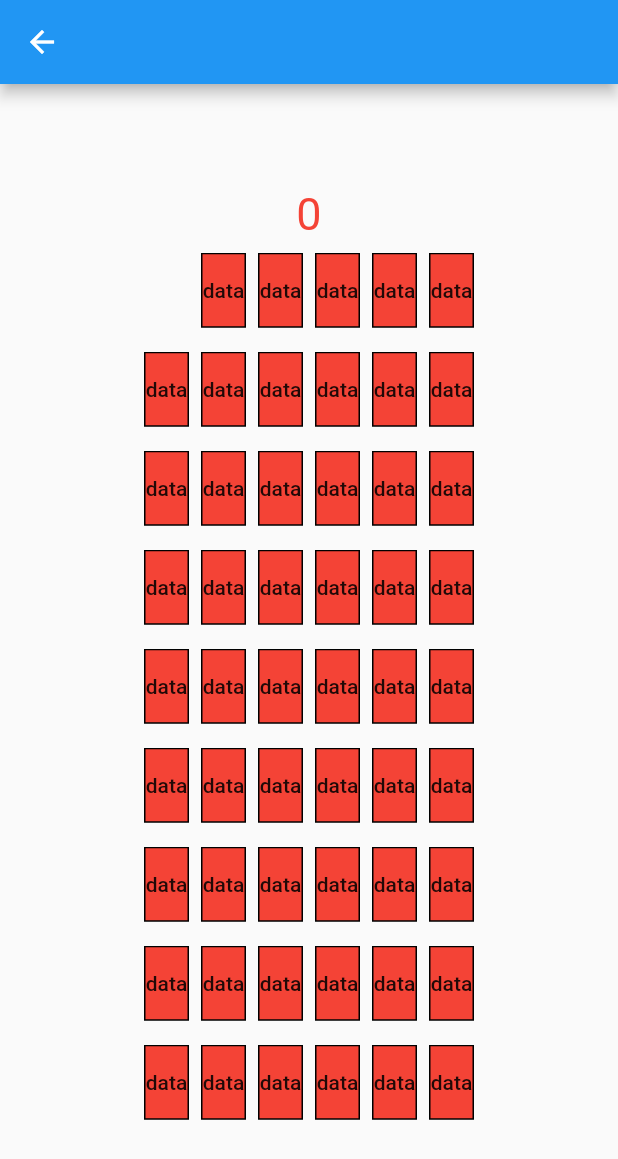
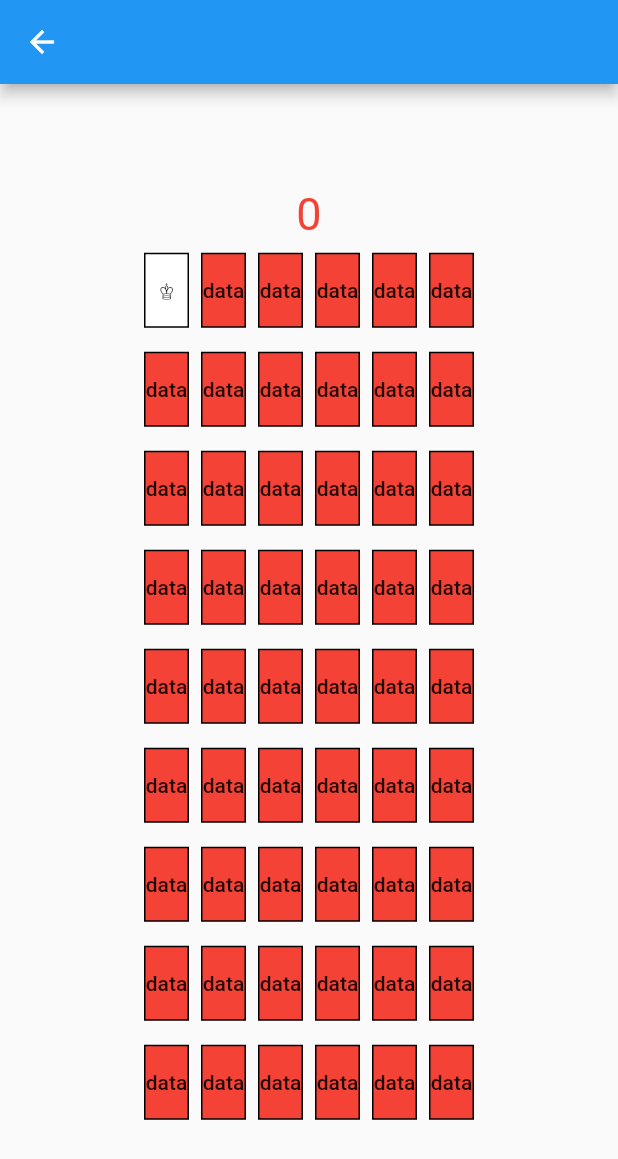
Before and after one commit to JAY1046622900/flutter_demo_test, a Flutter app: the gamePageHome screen opened directly, after a tap on "data", on a phone screen of 412 x 824 dp. Shown: the top 1159 px of the screen. Run offline on Flutter 3.47's test engine with Material 2 defaults, Android fonts, the phone set to English and light mode, and no system bars.

Commit message:
20210304 动画翻转

```diff
--- a/lib/configure_timer.dart
+++ b/lib/configure_timer.dart
@@ -94,17 +94,17 @@ class pokeData extends StatefulWidget {
 class pokeGenerationData extends State<pokeData> with TickerProviderStateMixin {
   AnimationController animationController, animationController1;
   RelativeRectTween rectTween;
-  var animation, animation1;
+  var animation;
 
   @override
   void initState() {
     _GenerationData();
-    animationController =
+   /* animationController =
         new AnimationController(duration: Duration(seconds: 1), vsync: this)
           ..addStatusListener((status) {
             //动画正向执行,正向执行结束后进行反向执行
             if (status == AnimationStatus.completed) {
-              animationController.reverse();
+              //animationController.reverse();
               //_isReversePhase = true;
             } //动画反向执行，反向执行结束后一次动画翻转周期结束。当前数字更新到最新的
             if (status == AnimationStatus.dismissed) {
@@ -112,9 +112,9 @@ class pokeGenerationData extends State<pokeData> with TickerProviderStateMixin {
               // animationController = false;
               // _stateNum += 1;
             }
-          });
+          });*/
     //animation = Tween(begin: 0.0, end: -12.0 * pi).animate(animationController);
-    rectTween = RelativeRectTween(
+   /* rectTween = RelativeRectTween(
       //初始位置设置
       begin: const RelativeRect.fromLTRB(
           //子widget 距父布局 left 10.0
@@ -140,7 +140,7 @@ class pokeGenerationData extends State<pokeData> with TickerProviderStateMixin {
 
     //关联 controller
     animation = rectTween.animate(animationController);
-    animation1 = Tween(begin: 1.0, end: 0.2).animate(animationController1);
+    animation1 = Tween(begin: 1.0, end: 0.2).animate(animationController1);*/
     super.initState();
   }
 
@@ -242,6 +242,19 @@ class pokeGenerationData extends State<pokeData> with TickerProviderStateMixin {
 
   bool click = false;
 
+
+  getMatrix4(String k){
+    if(keyBlMap[k]){
+      return Matrix4.identity()
+        ..setEntry(3, 2, .003)
+        ..rotateY(Tween(begin: .0, end: pi / 2).animate(animationMap[k]).value);
+    }else {
+      return Matrix4.identity()
+        ..rotateY(Tween(begin: pi / 2, end:.0 ).animate(animationMap[k]).value);
+    }
+
+
+  }
   List<Widget> _GenerationData1() {
     List<Widget> obList = [];
     obrList.clear();
@@ -265,7 +278,35 @@ class pokeGenerationData extends State<pokeData> with TickerProviderStateMixin {
             key: Key(k),
             textTheme: ButtonTextTheme.normal,
             padding: EdgeInsets.fromLTRB(0.0, 0.0, 0.0, 0.0),
-            child: SizeTransition(
+            child: new AnimatedBuilder(
+                animation: animationMap[k]..addStatusListener((status){
+                  print(k+'animationMap:'+animationMap[k].value.toString());
+                  if(animationMap[k].status == AnimationStatus.completed && keyBlMap[k]){
+                    setState(() {
+                      keyBlMap[k] = false;
+                      animationMap[k].forward();
+                    });
+                  }
+                }),
+                builder: (BuildContext context, Widget _widget) {
+                  return Transform(
+                      alignment: Alignment.topCenter,
+                      transform: getMatrix4(k),
+                      /* ..setEntry(3, 2, 0.001)
+                        ..rotateY(animation1.value),*/
+                      child: _widget);
+                },
+                child:  Container(
+                      decoration: BoxDecoration(
+                        border: Border.all(
+                          color: Colors.black,
+                          width: 1.0,
+                        ),
+                        color: keyBlMap[k]?Colors.red:Colors.white,
+                      ),
+                      child:
+                      Center(child: keyBlMap[k]?Text('data'):Text(k)),
+                    )),/*SizeTransition(
                 axis: Axis.horizontal,
                 sizeFactor: Tween(begin: 1.0, end: 0.0).animate(animationMap[k])
                   ..addStatusListener((status) {
@@ -287,7 +328,7 @@ class pokeGenerationData extends State<pokeData> with TickerProviderStateMixin {
                     ),
                     child: Center(child: keyBlMap[k]?Text('data'):Text(k)),
                   ),
-                )),
+                )),*/
             /*Stack(children: <Widget>[
               PositionedTransition(
                 rect: rectTween.animate(animationMap[k]
@@ -318,6 +359,7 @@ class pokeGenerationData extends State<pokeData> with TickerProviderStateMixin {
       ));
       if (i == 6) {
         obrList.add(ButtonBar(
+          mainAxisSize:MainAxisSize.min,
           alignment: MainAxisAlignment.center,
           children: new List<Widget>.from(obList),
         ));
@@ -388,12 +430,12 @@ class pokeGenerationData extends State<pokeData> with TickerProviderStateMixin {
           }
         }
         brandList.add(keyEqualMap[key]);
-        animationMap[key].forward();
-        /*setState(() {
-         // keyBlMap[key] = false;
+        //animationMap[key].forward();
+        setState(() {
+          print(key);
           click = !click;
           animationMap[key].forward();
-        });*/
+        });
       };
     } else {
       return null;
```
Also changed, not shown: lib/test_anmation.dart (+10 -10 lines), lib/test_setState.dart (+76 -19 lines).
